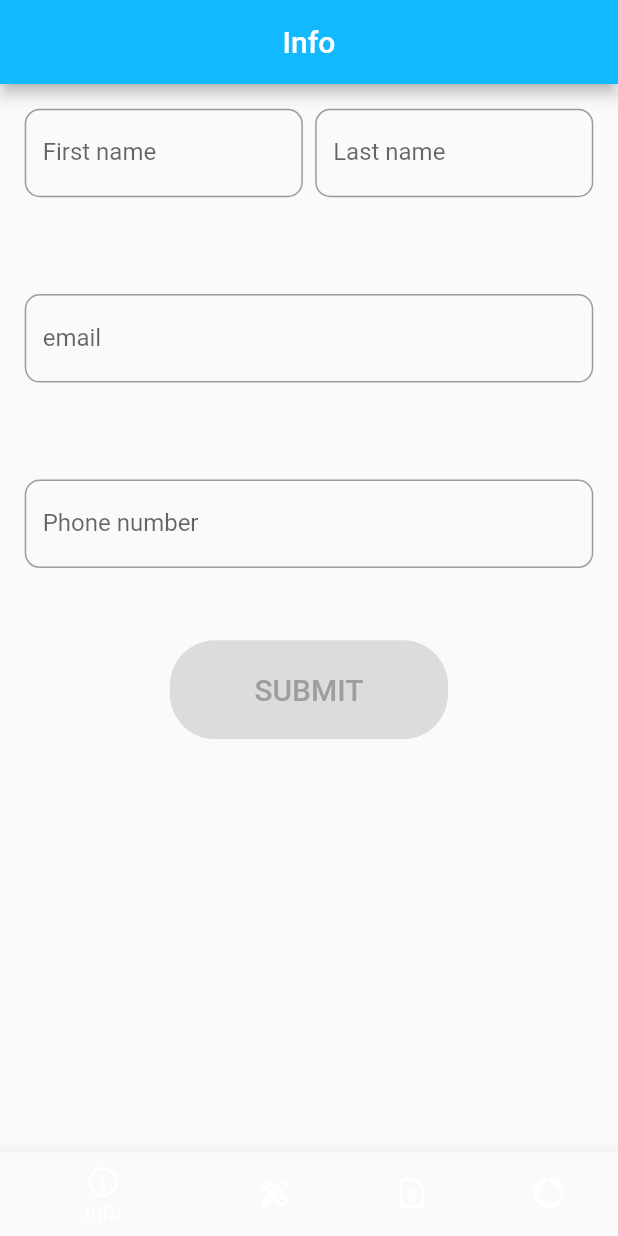
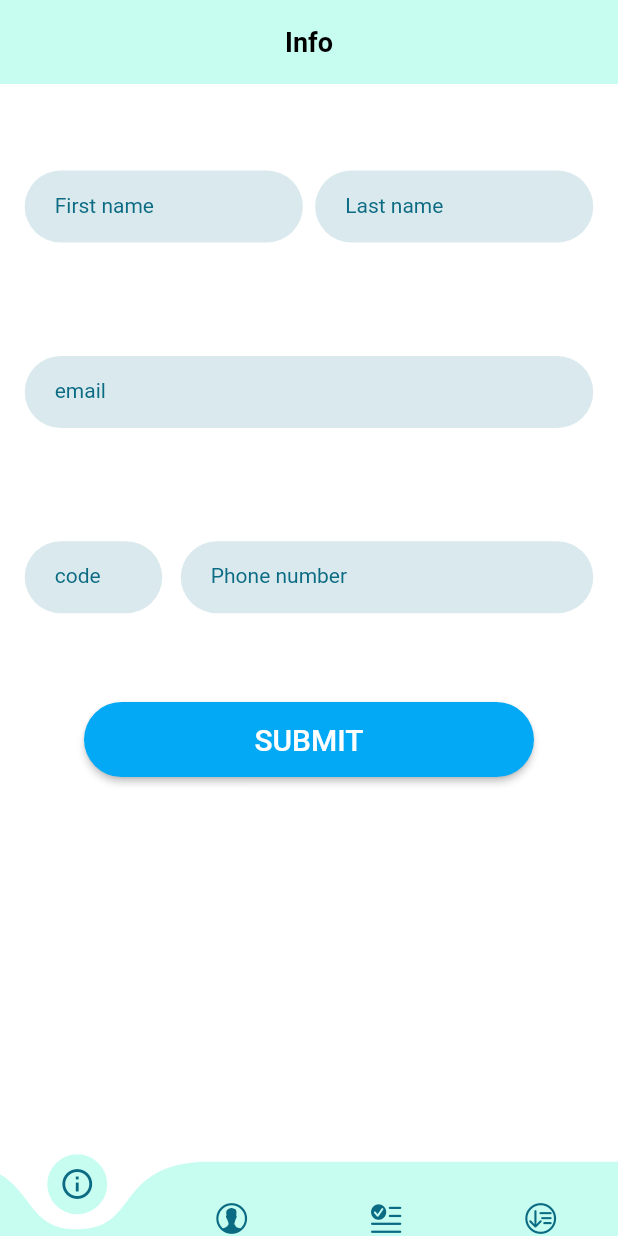
Before and after one commit to materoy/Inter-Intel, a Flutter app: the screen it shows after launch, on a phone screen of 412 x 824 dp. Run offline on Flutter 3.47's test engine with Material 2 defaults, Android fonts, the phone set to English and light mode, and no system bars; drawn by our look-alikes of curved_navigation_bar, rounded_loading_button; our stand-ins replace bloc, dio, equatable, flutter_bloc, formz, get; generated files the repository leaves out were written again.

Commit message:
submit button animation

```diff
--- /dev/null
+++ b/lib/app/theme/colors.dart
@@ -0,0 +1,9 @@
+import 'package:flutter/material.dart';
+
+const Color white = Color(0xFFFFFFFF);
+const Color whiteBackground = Color(0xFFC7FDF1);
+
+const Color liveGreen = Color(0xFF089914);
+const Color liveGreenDark = Color(0xFF094906);
+
+const Color bluishGreen = Color(0xFF0A6B83);
--- /dev/null
+++ b/lib/app/theme/theme.dart
@@ -0,0 +1,25 @@
+import 'package:flutter/material.dart';
+import 'package:flutter/services.dart';
+import 'package:inter_intel_interview/app/theme/colors.dart';
+
+final lightTheme = ThemeData(
+    primaryColor: bluishGreen,
+    scaffoldBackgroundColor: white,
+    cardColor: whiteBackground,
+    appBarTheme: const AppBarTheme(
+        backgroundColor: whiteBackground,
+        systemOverlayStyle: SystemUiOverlayStyle(),
+        titleTextStyle: TextStyle(
+          color: Colors.black,
+          fontSize: 18,
+          fontWeight: FontWeight.w700,
+        )),
+    iconTheme: const IconThemeData(color: bluishGreen),
+    primaryIconTheme: const IconThemeData(color: bluishGreen),
+    bottomAppBarTheme: const BottomAppBarTheme(color: white),
+    bottomNavigationBarTheme: const BottomNavigationBarThemeData(
+      backgroundColor: whiteBackground,
+      selectedIconTheme: IconThemeData(color: bluishGreen),
+    ));
+
+final darkTheme = ThemeData.dark().copyWith(primaryColor: liveGreenDark);
--- a/lib/app/view/app.dart
+++ b/lib/app/view/app.dart
@@ -8,6 +8,7 @@
 import 'package:flutter/material.dart';
 import 'package:flutter_bloc/flutter_bloc.dart';
 import 'package:flutter_localizations/flutter_localizations.dart';
+import 'package:inter_intel_interview/app/theme/theme.dart';
 import 'package:inter_intel_interview/app/utils/size_config.dart';
 import 'package:inter_intel_interview/info/view/info_screen.dart';
 import 'package:inter_intel_interview/l10n/l10n.dart';
@@ -26,13 +27,8 @@ class App extends StatelessWidget {
         )
       ],
       child: MaterialApp(
-        theme: ThemeData(
-          appBarTheme: const AppBarTheme(color: Color(0xFF13B9FF)),
-          colorScheme: ColorScheme.fromSwatch(
-            accentColor: const Color(0xFF13B9FF),
-          ),
-        ),
-        darkTheme: ThemeData.dark(),
+        theme: lightTheme,
+        darkTheme: darkTheme,
         localizationsDelegates: const [
           AppLocalizations.delegate,
           GlobalMaterialLocalizations.delegate,
--- a/lib/design/view/design_screen.dart
+++ b/lib/design/view/design_screen.dart
@@ -13,7 +13,8 @@ class DesignScreen extends StatelessWidget {
         MaterialPageRoute<void>(
           builder: (context) => Scaffold(
             appBar: AppBar(
-              title: Text('${user.firstName} ${user.lastName}'),
+              elevation: 0,
+              title: const Text('Profile'),
               centerTitle: true,
             ),
             body: SafeArea(
@@ -29,9 +30,46 @@ class DesignScreen extends StatelessWidget {
       width: SizeConfig.width,
       child: Column(
         children: [
+          ProfileImage(),
           Text(user?.firstName ?? ''),
         ],
       ),
     );
   }
 }
+
+class ProfileImage extends StatefulWidget {
+  const ProfileImage({Key? key}) : super(key: key);
+
+  @override
+  _ProfileImageState createState() => _ProfileImageState();
+}
+
+class _ProfileImageState extends State<ProfileImage>
+    with TickerProviderStateMixin {
+  late final AnimationController controller;
+  late final Animation sizeAnimation;
+  late final Animation colorAnimation;
+
+  @override
+  void initState() {
+    super.initState();
+    controller =
+        AnimationController(vsync: this, duration: const Duration(seconds: 2));
+
+    sizeAnimation = Tween(begin: 0.0, end: 1.0).animate(controller);
+    colorAnimation =
+        ColorTween(begin: Colors.green, end: Colors.purple).animate(controller);
+  }
+
+  @override
+  Widget build(BuildContext context) {
+    return Transform.scale(
+        scale: sizeAnimation.value as double,
+        child: Container(
+            clipBehavior: Clip.antiAlias,
+            height: SizeConfig.unitHeight * 15,
+            decoration: const BoxDecoration(shape: BoxShape.circle),
+            child: Image.network('https://thispersondoesnotexist.com/image')));
+  }
+}
--- a/lib/info/cubit/info_cubit.dart
+++ b/lib/info/cubit/info_cubit.dart
@@ -1,7 +1,6 @@
 import 'package:bloc/bloc.dart';
 import 'package:equatable/equatable.dart';
 import 'package:formz/formz.dart';
-import 'package:inter_intel_interview/info/info.dart';
 import 'package:inter_intel_interview/info/model/email.dart';
 import 'package:inter_intel_interview/info/model/phone_number.dart';
 import 'package:meta/meta.dart';
@@ -29,6 +28,10 @@ class InfoCubit extends Cubit<InfoState> {
         email: email, status: Formz.validate([email, state.phoneNumber])));
   }
 
+  void phoneCodeChanged(String value) {
+    // emit(state.copyWith(phoneNumber: int.pa)
+  }
+
   void phoneNumberChanged(String value) {
     final phoneNumber = Phone.dirty(value);
     emit(state.copyWith(
@@ -42,17 +45,6 @@ class InfoCubit extends Cubit<InfoState> {
       return;
     }
 
-    emit(state.copyWith(status: FormzStatus.submissionInProgress));
-
-    // final user = User(
-    //     firstName: state.firstName,
-    //     lastName: state.lastName,
-    //     email: state.email.value,
-    //     phoneNumber: state.phoneNumber.value);
-
-    /// A simulated network request delay
-    await Future<void>.delayed(const Duration(seconds: 2));
-
     emit(state.copyWith(status: FormzStatus.submissionSuccess));
   }
 }
--- a/lib/info/view/info_screen.dart
+++ b/lib/info/view/info_screen.dart
@@ -1,10 +1,18 @@
+import 'dart:async';
+
+import 'package:flutter/cupertino.dart';
 import 'package:flutter/material.dart';
 import 'package:flutter_bloc/flutter_bloc.dart';
 import 'package:formz/formz.dart';
+import 'package:get/get.dart';
 import 'package:inter_intel_interview/app/utils/size_config.dart';
 import 'package:inter_intel_interview/design/design.dart';
 import 'package:inter_intel_interview/info/cubit/info_cubit.dart';
 import 'package:inter_intel_interview/info/info.dart';
+import 'package:rounded_loading_button/rounded_loading_button.dart';
+
+part 'input_widgets.dart';
+part 'submit_button.dart';
 
 class InfoScreen extends StatelessWidget {
   const InfoScreen({Key? key}) : super(key: key);
@@ -44,10 +52,16 @@ class InfoForm extends StatelessWidget {
           ScaffoldMessenger.of(context)
             ..hideCurrentSnackBar()
             ..showSnackBar(const SnackBar(content: Text('Submisson failed')));
+        } else if (state.status.isInvalid) {
+          Get.snackbar<void>('Invalid', 'Please fill in all the form details');
         }
       },
       child: Container(
+        margin: EdgeInsets.only(top: SizeConfig.unitHeight * 5),
         padding: EdgeInsets.symmetric(horizontal: SizeConfig.unitWidth * 4),
+        decoration: BoxDecoration(
+            borderRadius: const BorderRadius.only(topLeft: Radius.circular(20)),
+            color: Theme.of(context).scaffoldBackgroundColor),
         child: Column(children: [
           Row(
             children: [
@@ -64,146 +78,3 @@ class InfoForm extends StatelessWidget {
     );
   }
 }
-
-class _FormTextField extends StatelessWidget {
-  const _FormTextField({
-    Key? key,
-    this.textFieldKey,
-    required this.onChanged,
-    required this.keyboardType,
-    required this.labelText,
-    this.errorText,
-    this.obscureText,
-  }) : super(key: key);
-
-  final Key? textFieldKey;
-  final Function(String) onChanged;
-  final TextInputType keyboardType;
-  final String labelText;
-  final String? errorText;
-  final bool? obscureText;
-
-  @override
-  Widget build(BuildContext context) {
-    return Container(
-      padding: EdgeInsets.symmetric(vertical: SizeConfig.unitHeight * 2),
-      height: SizeConfig.unitHeight * 15,
-      child: TextFormField(
-        key: key,
-        onChanged: onChanged,
-        obscureText: obscureText ?? false,
-        keyboardType: keyboardType,
-        decoration: InputDecoration(
-          border: OutlineInputBorder(borderRadius: BorderRadius.circular(10)),
-          labelText: labelText,
-          errorText: errorText,
-        ),
-      ),
-    );
-  }
-}
-
-class _FirstNameInput extends StatelessWidget {
-  @override
-  Widget build(BuildContext context) {
-    return BlocBuilder<InfoCubit, InfoState>(
-      builder: (context, state) {
-        return _FormTextField(
-          key: const Key('infoForm_firstNameInput_textField'),
-          onChanged: (firstName) =>
-              context.read<InfoCubit>().firstNameChanged(firstName),
-          keyboardType: TextInputType.name,
-          labelText: 'First name',
-        );
-      },
-    );
-  }
-}
-
-class _LastNameInput extends StatelessWidget {
-  @override
-  Widget build(BuildContext context) {
-    return BlocBuilder<InfoCubit, InfoState>(
-      builder: (context, state) {
-        return _FormTextField(
-          key: const Key('infoForm_lastNameInput_textField'),
-          onChanged: (lastName) =>
-              context.read<InfoCubit>().lastNameChanged(lastName),
-          keyboardType: TextInputType.emailAddress,
-          labelText: 'Last name',
-        );
-      },
-    );
-  }
-}
-
-class _EmailInput extends StatelessWidget {
-  @override
-  Widget build(BuildContext context) {
-    return BlocBuilder<InfoCubit, InfoState>(
-      buildWhen: (previous, current) => previous.email != current.email,
-      builder: (context, state) {
-        return _FormTextField(
-          key: const Key('infoForm_emailInput_textField'),
-          onChanged: (email) => context.read<InfoCubit>().emailChanged(email),
-          keyboardType: TextInputType.emailAddress,
-          labelText: 'email',
-          errorText: state.email.invalid ? 'invalid email' : null,
-        );
-      },
-    );
-  }
-}
-
-class _PhoneNumberInput extends StatelessWidget {
-  @override
-  Widget build(BuildContext context) {
-    return BlocBuilder<InfoCubit, InfoState>(
-      buildWhen: (previous, current) =>
-          previous.phoneNumber != current.phoneNumber,
-      builder: (context, state) {
-        return _FormTextField(
-          key: const Key('infoForm_phoneNumberInput_textField'),
-          onChanged: (phoneNumber) =>
-              context.read<InfoCubit>().phoneNumberChanged(phoneNumber),
-          keyboardType: TextInputType.emailAddress,
-          labelText: 'Phone number',
-          errorText: state.phoneNumber.invalid ? 'invalid phone number' : null,
-        );
-      },
-    );
-  }
-}
-
-class _SubmitButton extends StatelessWidget {
-  @override
-  Widget build(BuildContext context) {
-    return BlocBuilder<InfoCubit, InfoState>(
-      buildWhen: (previous, current) => previous.status != current.status,
-      builder: (context, state) {
-        return state.status.isSubmissionInProgress
-            ? const CircularProgressIndicator()
-            : ElevatedButton(
-                key: const Key('infoForm_submit_raisedButton'),
-                style: ElevatedButton.styleFrom(
-                  minimumSize: Size(
-                      SizeConfig.unitWidth * 45, SizeConfig.unitHeight * 8),
-                  shape: RoundedRectangleBorder(
-                    borderRadius: BorderRadius.circular(30),
-                  ),
-                  primary: Colors.orangeAccent,
-                ),
-                onPressed: state.status.isValidated
-                    ? () => context.read<InfoCubit>().submitForm()
-                    : null,
-                child: Text(
-                  'SUBMIT',
-                  style: Theme.of(context).textTheme.headline6!.copyWith(
-                        color: state.status.isValidated ? null : Colors.grey,
-                      ),
-                ),
-              );
-      },
-    );
-  }
-}
--- /dev/null
+++ b/lib/info/view/input_widgets.dart
@@ -0,0 +1,137 @@
+part of 'info_screen.dart';
+
+class _FormTextField extends StatelessWidget {
+  const _FormTextField({
+    Key? key,
+    this.textFieldKey,
+    required this.onChanged,
+    required this.keyboardType,
+    required this.labelText,
+    this.errorText,
+    this.obscureText,
+  }) : super(key: key);
+
+  final Key? textFieldKey;
+  final Function(String) onChanged;
+  final TextInputType keyboardType;
+  final String labelText;
+  final String? errorText;
+  final bool? obscureText;
+
+  @override
+  Widget build(BuildContext context) {
+    return Container(
+      padding: EdgeInsets.symmetric(vertical: SizeConfig.unitHeight * 2),
+      height: SizeConfig.unitHeight * 15,
+      child: TextFormField(
+        key: key,
+        onChanged: onChanged,
+        obscureText: obscureText ?? false,
+        keyboardType: keyboardType,
+        decoration: InputDecoration(
+            border: OutlineInputBorder(
+                borderRadius: BorderRadius.circular(30),
+                borderSide: BorderSide.none),
+            fillColor: Theme.of(context).primaryColor.withOpacity(.15),
+            filled: true,
+            contentPadding: const EdgeInsets.only(left: 20),
+            labelText: labelText,
+            errorText: errorText,
+            labelStyle: Theme.of(context)
+                .textTheme
+                .bodyText2!
+                .copyWith(color: Theme.of(context).primaryColor)),
+      ),
+    );
+  }
+}
+
+class _FirstNameInput extends StatelessWidget {
+  @override
+  Widget build(BuildContext context) {
+    return BlocBuilder<InfoCubit, InfoState>(
+      builder: (context, state) {
+        return _FormTextField(
+          key: const Key('infoForm_firstNameInput_textField'),
+          onChanged: (firstName) =>
+              context.read<InfoCubit>().firstNameChanged(firstName),
+          keyboardType: TextInputType.name,
+          labelText: 'First name',
+        );
+      },
+    );
+  }
+}
+
+class _LastNameInput extends StatelessWidget {
+  @override
+  Widget build(BuildContext context) {
+    return BlocBuilder<InfoCubit, InfoState>(
+      builder: (context, state) {
+        return _FormTextField(
+          key: const Key('infoForm_lastNameInput_textField'),
+          onChanged: (lastName) =>
+              context.read<InfoCubit>().lastNameChanged(lastName),
+          keyboardType: TextInputType.emailAddress,
+          labelText: 'Last name',
+        );
+      },
+    );
+  }
+}
+
+class _EmailInput extends StatelessWidget {
+  @override
+  Widget build(BuildContext context) {
+    return BlocBuilder<InfoCubit, InfoState>(
+      buildWhen: (previous, current) => previous.email != current.email,
+      builder: (context, state) {
+        return _FormTextField(
+          key: const Key('infoForm_emailInput_textField'),
+          onChanged: (email) => context.read<InfoCubit>().emailChanged(email),
+          keyboardType: TextInputType.emailAddress,
+          labelText: 'email',
+          errorText: state.email.invalid ? 'invalid email' : null,
+        );
+      },
+    );
+  }
+}
+
+class _PhoneNumberInput extends StatelessWidget {
+  @override
+  Widget build(BuildContext context) {
+    return BlocBuilder<InfoCubit, InfoState>(
+      buildWhen: (previous, current) =>
+          previous.phoneNumber != current.phoneNumber,
+      builder: (context, state) {
+        return Row(
+          children: [
+            Expanded(
+              child: _FormTextField(
+                key: const Key('infoForm_codeInput_textField'),
+                onChanged: (phoneNumber) =>
+                    context.read<InfoCubit>().phoneNumberChanged(phoneNumber),
+                keyboardType: TextInputType.phone,
+                labelText: 'code',
+              ),
+            ),
+            SizedBox(width: SizeConfig.unitWidth * 3),
+            Expanded(
+              flex: 3,
+              child: _FormTextField(
+                key: const Key('infoForm_phoneNumberInput_textField'),
+                onChanged: (phoneNumber) =>
+                    context.read<InfoCubit>().phoneNumberChanged(phoneNumber),
+                keyboardType: TextInputType.phone,
+                labelText: 'Phone number',
+                errorText:
+                    state.phoneNumber.invalid ? 'invalid phone number' : null,
+              ),
+            ),
+          ],
+        );
+      },
+    );
+  }
+}
--- /dev/null
+++ b/lib/info/view/submit_button.dart
@@ -0,0 +1,46 @@
+part of 'info_screen.dart';
+
+class _SubmitButton extends StatefulWidget {
+  @override
+  State<_SubmitButton> createState() => _SubmitButtonState();
+}
+
+class _SubmitButtonState extends State<_SubmitButton> {
+  final RoundedLoadingButtonController _buttonController =
+      RoundedLoadingButtonController();
+
+  Future<void> _submitButtonClick() async {
+    final infoCubit = context.read<InfoCubit>();
+    if (infoCubit.state.status.isValidated) {
+      infoCubit.emit(
+          infoCubit.state.copyWith(status: FormzStatus.submissionInProgress));
+      await Future<void>.delayed(const Duration(seconds: 3));
+      _buttonController.success();
+      await infoCubit.submitForm();
+    } else {
+      infoCubit.emit(infoCubit.state.copyWith(status: FormzStatus.invalid));
+      _buttonController.error();
+    }
+  }
+
+  @override
+  Widget build(BuildContext context) {
+    return BlocBuilder<InfoCubit, InfoState>(
+      buildWhen: (previous, current) => previous.status != current.status,
+      builder: (context, state) {
+        return RoundedLoadingButton(
+            key: const Key('infoForm_submit_raisedButton'),
+            controller: _buttonController,
+            onPressed: _submitButtonClick,
+            resetAfterDuration: true,
+            resetDuration: const Duration(seconds: 3),
+            child: Text(
+              'SUBMIT',
+              style: Theme.of(context).textTheme.headline6!.copyWith(
+                    color: Colors.white,
+                  ),
+            ));
+      },
+    );
+  }
+}
--- a/lib/widgets/base_scaffold.dart
+++ b/lib/widgets/base_scaffold.dart
@@ -19,6 +19,7 @@ class BaseScaffold extends StatelessWidget {
   Widget build(BuildContext context) {
     return Scaffold(
       appBar: AppBar(
+        elevation: 0,
         title: BlocBuilder<BottomNavBarCubit, BottomNavBarState>(
           builder: (context, state) {
             return Text(state.title);
--- a/lib/widgets/bottom_nav_bar/bottom_nav_bar.dart
+++ b/lib/widgets/bottom_nav_bar/bottom_nav_bar.dart
@@ -1,5 +1,8 @@
+import 'package:curved_navigation_bar/curved_navigation_bar.dart';
+import 'package:flutter/cupertino.dart';
 import 'package:flutter/material.dart';
 import 'package:flutter_bloc/flutter_bloc.dart';
+import 'package:inter_intel_interview/app/utils/size_config.dart';
 import 'package:inter_intel_interview/widgets/bottom_nav_bar/cubit/bottom_nav_bar_cubit.dart';
 
 class BottomNavBar extends StatelessWidget {
@@ -9,9 +12,12 @@ class BottomNavBar extends StatelessWidget {
   Widget build(BuildContext context) {
     return BlocBuilder<BottomNavBarCubit, BottomNavBarState>(
       builder: (context, state) {
-        return BottomNavigationBar(
-          items: items(),
-          currentIndex: state.screenIndex,
+        return CurvedNavigationBar(
+          items: widgetItems(),
+          index: state.screenIndex,
+          height: SizeConfig.unitHeight * 6,
+          backgroundColor: Theme.of(context).scaffoldBackgroundColor,
+          color: Theme.of(context).bottomNavigationBarTheme.backgroundColor!,
 
           /// Navigates to given screen and adds it's state to the back stack
           onTap: (value) {
@@ -26,6 +32,15 @@ class BottomNavBar extends StatelessWidget {
     );
   }
 
+  List<Widget> widgetItems() {
+    return const [
+      Icon(Icons.info_outline),
+      Icon(CupertinoIcons.person_alt_circle),
+      Icon(CupertinoIcons.text_badge_checkmark),
+      Icon(CupertinoIcons.sort_down_circle),
+    ];
+  }
+
   List<BottomNavigationBarItem> items() {
     return const [
       BottomNavigationBarItem(icon: Icon(Icons.info_outline), label: 'Info'),
--- a/pubspec.yaml
+++ b/pubspec.yaml
@@ -7,8 +7,10 @@ environment:
   sdk: ">=2.13.0 <3.0.0"
 
 dependencies:
+  animations: ^2.0.2
   bloc: ^7.2.0
   cupertino_icons: ^1.0.3
+  curved_navigation_bar: ^1.0.1
   dio: ^4.0.1
   equatable: ^2.0.3
   flutter:
@@ -17,7 +19,9 @@ dependencies:
   flutter_localizations:
     sdk: flutter
   formz: ^0.4.1
+  get: ^4.3.8
   intl: ^0.17.0
+  rounded_loading_button: ^2.0.9
 
 dev_dependencies:
   bloc_test: ^8.3.0
```
Also changed, not shown: pubspec.lock.
